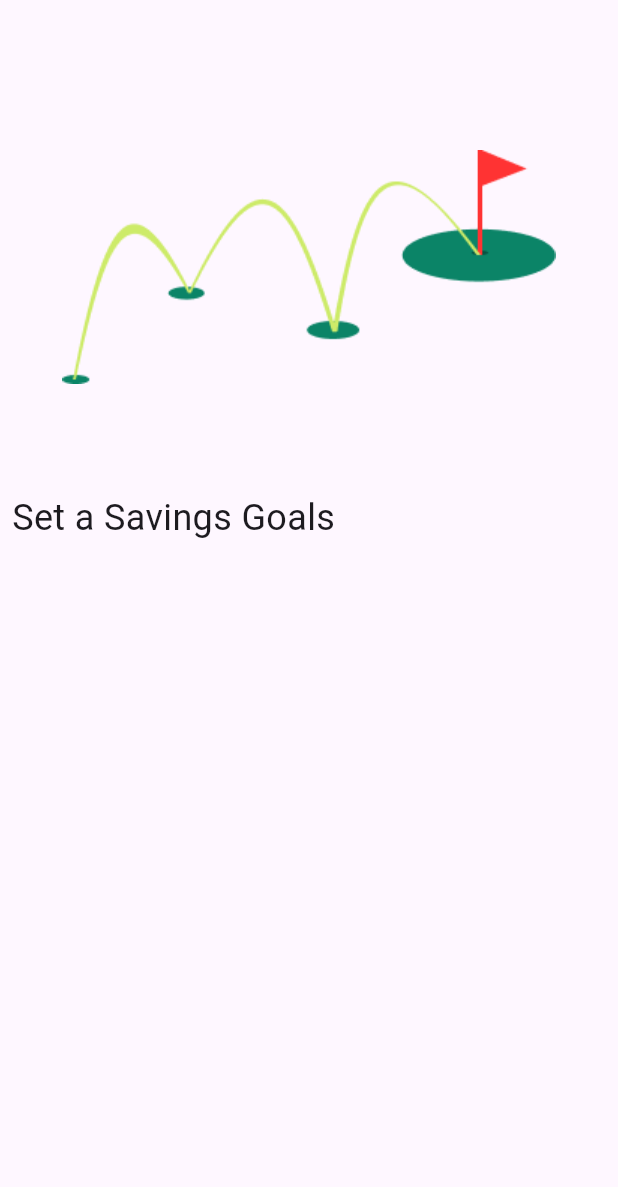
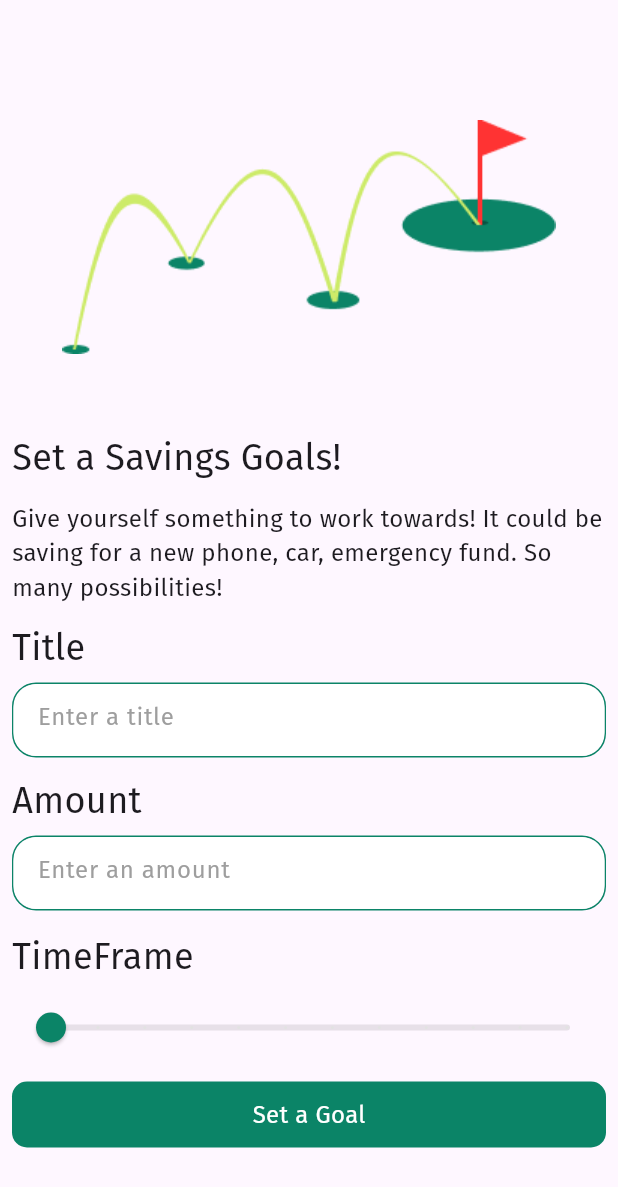
Before and after one commit to Jotham0505/finbase, a Flutter app: the Onboarding8Screen screen opened directly, on a phone screen of 412 x 824 dp. Shown: the top 1187 px of the screen. Run offline on Flutter 3.47's test engine with Material 3 defaults, Android fonts, the light colour scheme and no system bars; our stand-ins replace fl_chart; project files that could hold a hidden picture were left out.

Commit message:
onboarding 8

```diff
--- a/lib/main.dart
+++ b/lib/main.dart
@@ -25,6 +25,6 @@ class MyApp extends StatelessWidget {
           colorScheme: ColorScheme.fromSeed(seedColor: Colors.deepPurple),
           useMaterial3: true,
         ),
-        home: Onboarding1Screen());
+        home: Onboarding8Screen());
   }
 }
--- a/lib/screens/onboarding/onboarding8_screen.dart
+++ b/lib/screens/onboarding/onboarding8_screen.dart
@@ -16,13 +16,135 @@ class Onboarding8Screen extends StatelessWidget {
             ),
             Image.asset(
               "assets/goal.png",
-              height: 300,
+              height: 260,
             ),
             Text(
-              "Set a Savings Goals",
+              "Set a Savings Goals!",
               style: TextStyle(
                 fontSize: 24,
                 fontWeight: FontWeight.w400,
+                fontFamily: "FiraSans",
+              ),
+            ),
+            SizedBox(
+              height: 12,
+            ),
+            Text(
+              "Give yourself something to work towards! It could be saving for a new phone, car, emergency fund. So many possibilities!",
+              style: TextStyle(
+                fontSize: 16,
+                fontWeight: FontWeight.w400,
+                fontFamily: "FiraSans",
+              ),
+            ),
+            SizedBox(
+              height: 12,
+            ),
+            Text(
+              "Title",
+              style: TextStyle(
+                fontSize: 24,
+                fontWeight: FontWeight.w400,
+                fontFamily: "FiraSans",
+              ),
+            ),
+            SizedBox(
+              height: 6,
+            ),
+            Container(
+              width: double.infinity,
+              height: 50,
+              decoration: BoxDecoration(
+                borderRadius: BorderRadius.circular(16),
+                border: Border.all(color: Color(0xff0B8467)),
+              ),
+              child: TextField(
+                decoration: InputDecoration(
+                  hintText: "Enter a title",
+                  hintStyle: TextStyle(
+                    fontSize: 16,
+                    color: Colors.grey,
+                    fontFamily: "FiraSans",
+                  ),
+                  filled: true,
+                  fillColor: Colors.white,
+                  border: OutlineInputBorder(
+                    borderRadius: BorderRadius.circular(16),
+                    borderSide: BorderSide.none,
+                  ),
+                ),
+              ),
+            ),
+            SizedBox(height: 12),
+            Text(
+              "Amount",
+              style: TextStyle(
+                fontSize: 24,
+                fontWeight: FontWeight.w400,
+                fontFamily: "FiraSans",
+              ),
+            ),
+            SizedBox(
+              height: 6,
+            ),
+            Container(
+              width: double.infinity,
+              height: 50,
+              decoration: BoxDecoration(
+                borderRadius: BorderRadius.circular(16),
+                border: Border.all(color: Color(0xff0B8467)),
+              ),
+              child: TextField(
+                decoration: InputDecoration(
+                  filled: true,
+                  fillColor: Colors.white,
+                  border: OutlineInputBorder(
+                    borderRadius: BorderRadius.circular(16),
+                    borderSide: BorderSide.none,
+                  ),
+                  hintText: "Enter an amount",
+                  hintStyle: TextStyle(
+                    fontSize: 16,
+                    color: Colors.grey,
+                    fontFamily: "FiraSans",
+                  ),
+                ),
+              ),
+            ),
+            SizedBox(height: 14),
+            Text(
+              "TimeFrame",
+              style: TextStyle(
+                fontSize: 24,
+                fontWeight: FontWeight.w400,
+                fontFamily: "FiraSans",
+              ),
+            ),
+            SizedBox(height: 6),
+            _TimeFrameSlider(),
+            SizedBox(height: 12),
+            GestureDetector(
+              onTap: () {
+                // nest screen i.e onboarding screen 2
+              },
+              child: Container(
+                height: 44,
+                width: double.infinity,
+                decoration: BoxDecoration(
+                    color: Color(0xFF0B8467),
+                    borderRadius: BorderRadius.circular(10)),
+                child: Row(
+                  mainAxisAlignment: MainAxisAlignment.center,
+                  children: [
+                    Text(
+                      "Set a Goal",
+                      style: TextStyle(
+                          fontFamily: "FiraSans",
+                          color: Colors.white,
+                          fontSize: 16),
+                    ),
+                  ],
+                ),
               ),
             ),
           ],
@@ -31,3 +153,35 @@ class Onboarding8Screen extends StatelessWidget {
     );
   }
 }
+
+class _TimeFrameSlider extends StatefulWidget {
+  @override
+  State<_TimeFrameSlider> createState() => _TimeFrameSliderState();
+}
+
+class _TimeFrameSliderState extends State<_TimeFrameSlider> {
+  double _currentValue = 1;
+
+  @override
+  Widget build(BuildContext context) {
+    return Column(
+      crossAxisAlignment: CrossAxisAlignment.start,
+      children: [
+        Slider(
+          thumbColor: Color(0xff0B8467),
+          activeColor: Color(0xffE2E2E2),
+          value: _currentValue,
+          min: 1,
+          max: 12,
+          divisions: 11,
+          label: "${_currentValue.round()} months",
+          onChanged: (value) {
+            setState(() {
+              _currentValue = value;
+            });
+          },
+        ),
+      ],
+    );
+  }
+}
```
